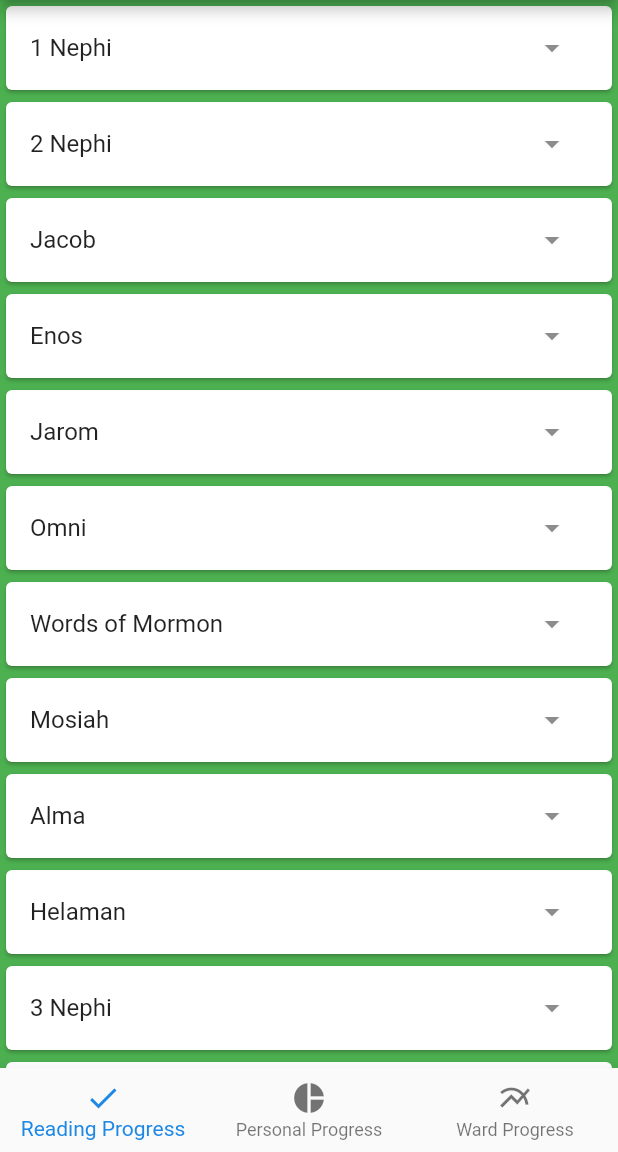
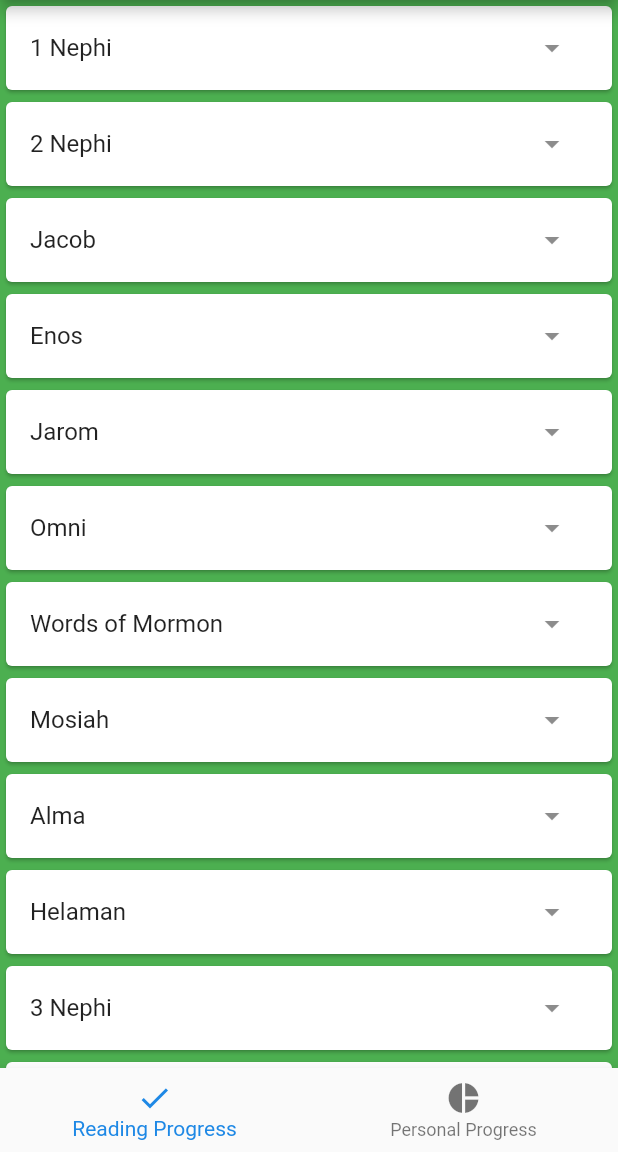
Before and after one commit to m0smith/bom_reading_tracker, a Flutter app: the screen it shows once a user with an empty profile is signed in, on a phone screen of 412 x 824 dp, the part 84-1236 px from its top. Run offline on Flutter 3.47's test engine with Material 2 defaults, Android fonts, the phone set to English and light mode, and no system bars; our stand-ins replace charts_flutter, cloud_firestore, firebase_auth, firebase_core, flutter_spinkit; accounts and stored records are empty; generated files the repository leaves out were written again.

Commit message:
Added IOS info; removed Ward Progress temporarily

```diff
--- a/lib/main.dart
+++ b/lib/main.dart
@@ -377,11 +377,11 @@ class _MyPagesState extends State<MyPages> {
         Center(child: PersonalProgressChart(totalChapters, _chaptersRead)),
         constraints: const BoxConstraints.expand(),
       ),
-      Container(
-        color: Colors.blueAccent,
-        child: const Center(child: Text("put them in the _widgetOption list")),
-        constraints: const BoxConstraints.expand(),
-      )
+      // Container(
+      //  color: Colors.blueAccent,
+      //  child: const Center(child: Text("put them in the _widgetOption list")),
+      //  constraints: const BoxConstraints.expand(),
+      // )
     ];
     // This method is rerun every time setState is called, for instance as done
     // by the _incrementCounter method above.
@@ -423,9 +423,9 @@ class _MyPagesState extends State<MyPages> {
           BottomNavigationBarItem(
               icon: const Icon(Icons.pie_chart),
               label: AppLocalizations.of(context)!.personal_progress),
-          BottomNavigationBarItem(
-              icon: const Icon(Icons.multiline_chart),
-              label: AppLocalizations.of(context)!.ward_progress),
+          //BottomNavigationBarItem(
+          //    icon: const Icon(Icons.multiline_chart),
+          //    label: AppLocalizations.of(context)!.ward_progress),
         ],
         currentIndex: _selectedIndex,
         selectedItemColor: Colors.blue[600],
--- a/lib/register.dart
+++ b/lib/register.dart
@@ -86,7 +86,8 @@ class _RegisterState extends State<Register> {
                   value: null,
                   decoration: textInputDecoration.copyWith(hintText: "Ward"),
                   validator: (val) => val == null || val.isEmpty ? "Select a ward" : null,
-                  items: ["Mount Ensign Ward", "2nd Ward", "3rd Ward", "4th Ward", "6th Ward", "9th Ward", "10th Ward", "11th Ward"].map((label) => DropdownMenuItem<String>(
+                  items: ["Mount Ensign Ward", "2nd Ward", "3rd Ward", "4th Ward", "5th Ward",
+                        "6th Ward", "9th Ward", "10th Ward", "11th Ward"].map((label) => DropdownMenuItem<String>(
                     child: Text(label),
                     value: label,
                   )).toList(),
```
Also changed, not shown: pubspec.yaml (+10 -2 lines), firebase.json (added), lib/firebase_options.dart (added), pubspec.lock, 41 other files.
